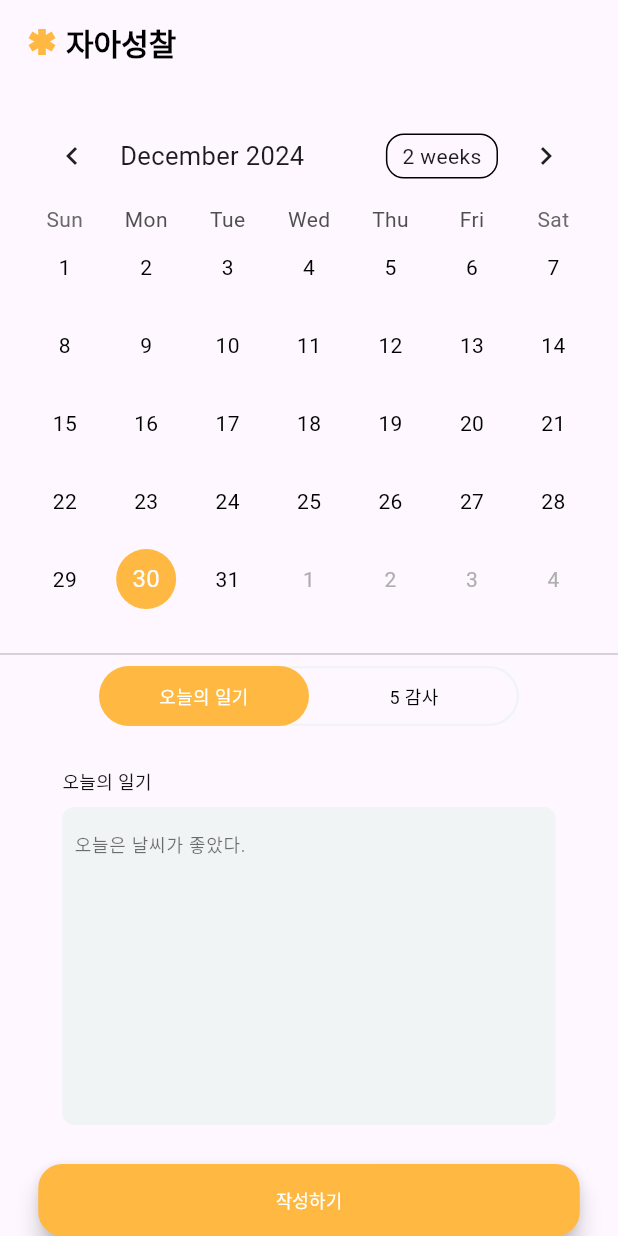
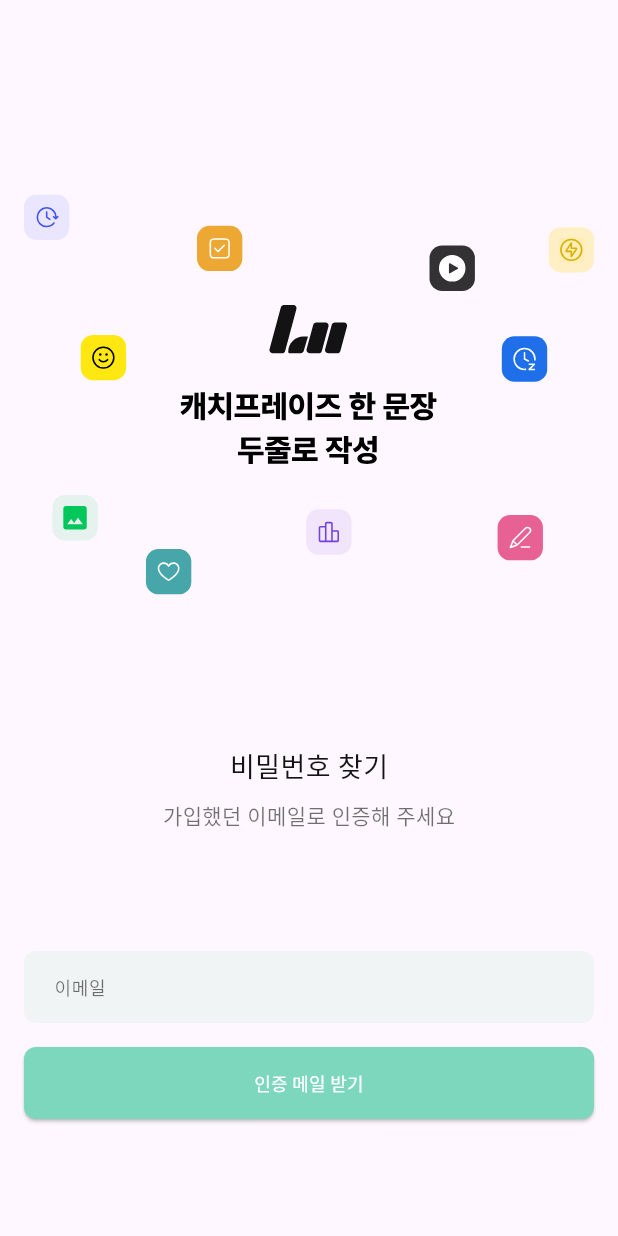
Before and after one commit to Seeds-kr/LifeMaster-FE, a Flutter app: the screen it shows after launch, on a phone screen of 412 x 824 dp. Run offline on Flutter 3.47's test engine with Material 3 defaults, Android fonts, the phone set to English and light mode, and no system bars; drawn by our look-alikes of table_calendar; our stand-ins replace flutter_svg, image_picker.

Commit message:
비밀번호 변경 추가

```diff
--- a/lib/main.dart
+++ b/lib/main.dart
@@ -1,3 +1,26 @@
+import 'package:flutter/material.dart';
+import 'screen/password_reset_screen.dart'; // 비밀번호 찾기 화면을 import
+
+void main() {
+  runApp(const MyApp());
+}
+
+class MyApp extends StatelessWidget {
+  const MyApp({super.key});
+
+  @override
+  Widget build(BuildContext context) {
+    return MaterialApp(
+      title: '비밀번호 찾기',
+      theme: ThemeData(
+        primarySwatch: Colors.blue,
+      ),
+      home: const PasswordResetScreen(), // 초기 화면을 비밀번호 찾기 화면으로 설정
+    );
+  }
+}
+
+
 // 사용자 정보 입력
 // import 'package:flutter/material.dart';
 // import 'screen/user_info_screen.dart';
@@ -98,18 +121,18 @@
 // }
 
 // 오늘의 일기, 오감사
-import 'package:flutter/material.dart';
-import 'package:lifemaster_proj2/screen/Diary.dart';
-
-void main() {
-  runApp(MaterialApp(
-    title: '자아성찰',
-    theme: ThemeData(
-      primarySwatch: Colors.blue,
-    ),
-    home: const CalendarScreen(),
-  ));
-}
+// import 'package:flutter/material.dart';
+// import 'package:lifemaster_proj2/screen/Diary.dart';
+//
+// void main() {
+//   runApp(MaterialApp(
+//     title: '자아성찰',
+//     theme: ThemeData(
+//       primarySwatch: Colors.blue,
+//     ),
+//     home: const CalendarScreen(),
+//   ));
+// }
 
 // 디톡스 시간 잠금, 반복 잠금
 // import 'package:flutter/material.dart';
--- /dev/null
+++ b/lib/screen/password_reset_screen.dart
@@ -0,0 +1,315 @@
+import 'package:flutter/material.dart';
+import 'package:flutter_svg/flutter_svg.dart';
+
+class PasswordResetScreen extends StatefulWidget {
+  const PasswordResetScreen({super.key});
+
+  @override
+  State<PasswordResetScreen> createState() => _PasswordResetScreenState();
+}
+
+class _PasswordResetScreenState extends State<PasswordResetScreen> with SingleTickerProviderStateMixin {
+  bool isEmailVerified = false; // 이메일 인증 여부
+  TextEditingController _emailController = TextEditingController();
+  TextEditingController _newPasswordController = TextEditingController();
+  TextEditingController _confirmPasswordController = TextEditingController();
+  String _passwordError = ''; // 비밀번호 확인 오류 메시지
+  String _newPasswordError = ''; // 새 비밀번호 오류 메시지
+
+  late AnimationController _controller;
+  late Animation<Offset> _offsetAnimation;
+
+  @override
+  void initState() {
+    super.initState();
+
+    // 애니메이션 컨트롤러 초기화
+    _controller = AnimationController(
+      vsync: this,
+      duration: const Duration(seconds: 2),
+    )..repeat(reverse: true); // 애니메이션이 반복되도록 설정
+
+    // 애니메이션: 위아래로 움직이도록 설정 (둥둥 떠다니는 효과)
+    _offsetAnimation = Tween<Offset>(
+      begin: Offset(0.0, -0.05), // 시작 위치 (위쪽)
+      end: Offset(0.0, 0.05),    // 끝 위치 (아래쪽)
+    ).animate(CurvedAnimation(
+      parent: _controller,
+      curve: Curves.easeInOut,  // 부드러운 애니메이션 효과
+    ));
+  }
+
+  @override
+  void dispose() {
+    _controller.dispose(); // 애니메이션 컨트롤러 종료
+    super.dispose();
+  }
+
+  // 이메일 인증 버튼 클릭 시
+  void _sendVerificationEmail() {
+    // 이메일로 인증 메일을 보내는 로직을 여기에 추가
+    setState(() {
+      isEmailVerified = true; // 이메일 인증 완료 처리
+    });
+  }
+
+  // 비밀번호 확인
+  void _checkPasswordMatch() {
+    setState(() {
+      if (_newPasswordController.text != _confirmPasswordController.text) {
+        _passwordError = '비밀번호가 일치하지 않아요';
+      } else {
+        _passwordError = ''; // 일치하면 오류 메시지 제거
+      }
+    });
+  }
+
+  // 새 비밀번호 유효성 검사
+  void _checkNewPasswordValidity() {
+    setState(() {
+      // 비밀번호가 대소문자, 숫자를 포함해 8~16자여야 한다는 조건 추가
+      if (_newPasswordController.text.length < 8 || _newPasswordController.text.length > 16 ||
+          !_newPasswordController.text.contains(RegExp(r'[A-Z]')) ||
+          !_newPasswordController.text.contains(RegExp(r'[a-z]')) ||
+          !_newPasswordController.text.contains(RegExp(r'[0-9]'))) {
+        _newPasswordError = '비밀번호는 대소문자, 숫자를 포함해 8~16자여야 해요';
+      } else {
+        _newPasswordError = ''; // 유효한 비밀번호일 경우 오류 메시지 제거
+      }
+    });
+  }
+
+  // 비밀번호 변경 처리
+  void _resetPassword() {
+    if (_newPasswordController.text == _confirmPasswordController.text && _newPasswordError.isEmpty) {
+      // 비밀번호 변경 로직 추가
+      ScaffoldMessenger.of(context).showSnackBar(
+        const SnackBar(content: Text('비밀번호가 변경되었습니다.')),
+      );
+    } else {
+      // // 비밀번호 불일치 시 오류 메시지 표시
+      // setState(() {
+      //   _passwordError = '비밀번호를 다시 설정해주세요';
+      // });
+    }
+  }
+
+  @override
+  Widget build(BuildContext context) {
+    return Scaffold(
+      body: Padding(
+        padding: const EdgeInsets.all(16.0),
+        child: Column(
+          children: [
+            const SizedBox(height: 120),
+            SlideTransition(
+              position: _offsetAnimation, // 위아래로 움직이는 애니메이션 적용
+              child: SvgPicture.asset(
+                'assets/images/background_image.svg', // SVG 이미지 경로
+                height: 282, // 이미지 크기 조정
+                width: 402,
+              ),
+            ),
+            const SizedBox(height: 80), // 이미지와 TextField 사이에 간격을 추가
+
+            // 인증 전: 이메일 입력란 및 인증 메일 받기 버튼
+            if (!isEmailVerified) ...[
+              const Text(
+                '비밀번호 찾기', // 추가할 텍스트
+                style: TextStyle(
+                  fontSize: 18,
+                  color: Color(0xFF131313),
+                ),
+              ),
+              const SizedBox(height: 8), // 이미지와 TextField 사이에 간격을 추가
+              const Text(
+                '가입했던 이메일로 인증해 주세요',
+                style: TextStyle(
+                  fontSize: 14,
+                  color: Color(0x99131313),
+                ),
+              ),
+              const SizedBox(height: 80), // 이미지와 TextField 사이에 간격을 추가
+              Container(
+                width: double.infinity, // 너비를 fill로 설정
+                height: 48, // 높이 설정
+                decoration: BoxDecoration(
+                  color: const Color(0xFFF0F4F5), // 색상 설정
+                  borderRadius: BorderRadius.circular(8), // borderRadius 설정
+                ),
+                child: TextField(
+                  controller: _emailController,
+                  decoration: InputDecoration(
+                    hintText: '이메일',
+                    hintStyle: TextStyle(
+                      fontSize: 12, // 글자 크기 설정
+                      color: const Color(0x99131313), // 투명도 60%로 설정
+                    ),
+                    border: OutlineInputBorder(borderSide: BorderSide.none), // 테두리 없애기
+                    contentPadding: const EdgeInsets.only(left: 16), // 내부 여백 조정
+                  ),
+                ),
+              ),
+
+              const SizedBox(height: 16),
+              SizedBox(
+                width: double.infinity, // 너비를 fill로 설정
+                height: 48, // 높이 설정
+                child: ElevatedButton(
+                  onPressed: _sendVerificationEmail,
+                  style: ElevatedButton.styleFrom(
+                    backgroundColor: Color(0xFF7CD7BD), // 버튼 배경색 (필요 시 수정)
+                    shape: RoundedRectangleBorder(
+                      borderRadius: BorderRadius.circular(8), // 버튼 모서리 둥글게 설정
+                    ),
+                  ),
+                  child: const Text(
+                    '인증 메일 받기',
+                    textAlign: TextAlign.center, // 글자 중앙 정렬
+                    style: TextStyle(
+                      color: Colors.white, // 글자 색상 흰색
+                      fontSize: 12, // 글자 크기 12
+                    ),
+                  ),
+                ),
+              ),
+            ],
+            // 인증 후: 이메일 인증 완료 및 비밀번호 입력란
+            if (isEmailVerified) ...[
+              Container(
+                width: double.infinity, // 너비를 fill로 설정
+                padding: const EdgeInsets.symmetric(vertical: 8), // 높이를 hug로 설정 (텍스트에 맞게)
+                decoration: BoxDecoration(
+                  color: const Color(0x4D7CD7BD), // 배경 색상 (7CD7BD, 투명도 30%)
+                  borderRadius: BorderRadius.circular(8), // radius 설정
+                ),
+                child: const Row(
+                  mainAxisAlignment: MainAxisAlignment.center, // 아이콘과 텍스트를 중앙 정렬
+                  children: [
+                    Icon(
+                      Icons.check_circle, // 체크모양 아이콘
+                      color: Color(0xFF8AB6BE), // 아이콘 색상
+                      size: 16, // 아이콘 크기
+                    ),
+                    SizedBox(width: 8), // 아이콘과 텍스트 사이 간격
+                    Text(
+                      '이메일 인증 완료',
+                      textAlign: TextAlign.center, // 텍스트 중앙 정렬
+                      style: TextStyle(
+                        fontSize: 12, // 글자 크기
+                        color: Color(0xFF8AB6BE), // 글자 색상
+                      ),
+                    ),
+                  ],
+                ),
+              ),
+              const SizedBox(height: 16),
+              // 새로운 비밀번호 입력란
+              Container(
+                width: double.infinity,
+                height: 48,
+                decoration: BoxDecoration(
+                  color: const Color(0xFFF0F4F5),
+                  borderRadius: BorderRadius.circular(8),
+                ),
+                child: TextField(
+                  controller: _newPasswordController,
+                  obscureText: true, // 비밀번호 입력 감추기
+                  onChanged: (value) {
+                    _checkNewPasswordValidity(); // 새 비밀번호 유효성 검사
+                  },
+                  decoration: InputDecoration(
+                    hintText: '새로운 비밀번호',
+                    hintStyle: const TextStyle(
+                      fontSize: 12,
+                      color: Color(0x99131313),
+                    ),
+                    contentPadding: const EdgeInsets.only(left: 16),
+                    border: InputBorder.none,
+                  ),
+                ),
+              ),
+              if (_newPasswordError.isNotEmpty) ...[
+                const SizedBox(height: 8),
+                Align(
+                  alignment: Alignment.centerLeft, // 왼쪽 정렬
+                  child: Text(
+                    _newPasswordError,
+                    style: const TextStyle(
+                      color: Color(0xFFFF5151),
+                      fontSize: 12,
+                    ),
+                  ),
+                )
+              ],
+              const SizedBox(height: 8),
+
+              // 비밀번호 확인 입력란
+              Container(
+                width: double.infinity, // 너비를 fill로 설정
+                height: 48, // 높이 설정
+                decoration: BoxDecoration(
+                  color: const Color(0xFFF0F4F5), // 배경 색상 설정
+                  borderRadius: BorderRadius.circular(8), // borderRadius 설정
+                ),
+                child: TextField(
+                  controller: _confirmPasswordController,
+                  obscureText: true, // 비밀번호 입력 감추기
+                  onChanged: (value) {
+                    _checkPasswordMatch(); // 비밀번호 확인 시 일치 여부 확인
+                  },
+                  decoration: InputDecoration(
+                    hintText: '비밀번호 확인',
+                    hintStyle: const TextStyle(
+                      fontSize: 12, // 글자 크기 설정
+                      color: Color(0x99131313), // 색상 및 투명도 설정
+                    ),
+                    contentPadding: const EdgeInsets.only(left: 16), // 내부 여백 조정
+                    border: InputBorder.none, // 테두리 없애기
+                  ),
+                ),
+              ),
+
+              if (_passwordError.isNotEmpty) ...[
+                const SizedBox(height: 8),
+                Align(
+                    alignment: Alignment.centerLeft, // 왼쪽 정렬
+                  child: Text(
+                    _passwordError,
+                    style: const TextStyle(
+                      color: Color(0xFFFF5151),
+                      fontSize: 12,
+                    ),
+                  ),
+                ),
+              ],
+              const SizedBox(height: 16),
+
+              SizedBox(
+                width: double.infinity, // 너비를 fill로 설정
+                height: 48, // 높이 설정
+                child: ElevatedButton(
+                  onPressed: _resetPassword, // 비밀번호 변경 처리
+                  style: ElevatedButton.styleFrom(
+                    backgroundColor: Color(0xFF7CD7BD), // 버튼 배경색 (필요 시 수정)
+                    shape: RoundedRectangleBorder(
+                      borderRadius: BorderRadius.circular(8), // 버튼 모서리 둥글게 설정
+                    ),
+                  ),
+                  child: const Text(
+                    '비밀번호 변경',
+                    textAlign: TextAlign.center, // 글자 중앙 정렬
+                    style: TextStyle(
+                      color: Colors.white, // 글자 색상 흰색
+                      fontSize: 12, // 글자 크기 12
+                    ),
+                  ),
+                ),
+              ),
+            ],
+          ],
+        ),
+      ),
+    );
+  }
+}
```
Also changed, not shown: assets/images/background_image.svg (added).
